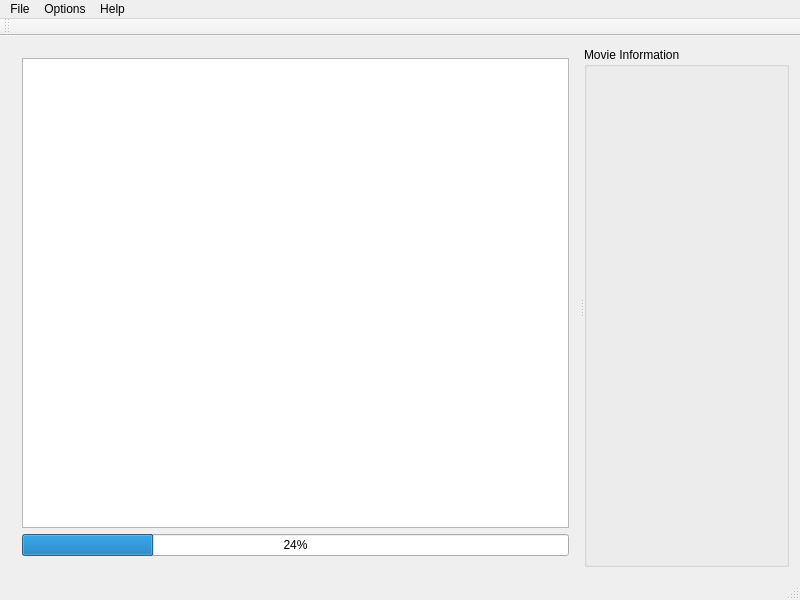
Qt form ui/mediaspy.ui (slopjong/MediaSpy) before a commit.
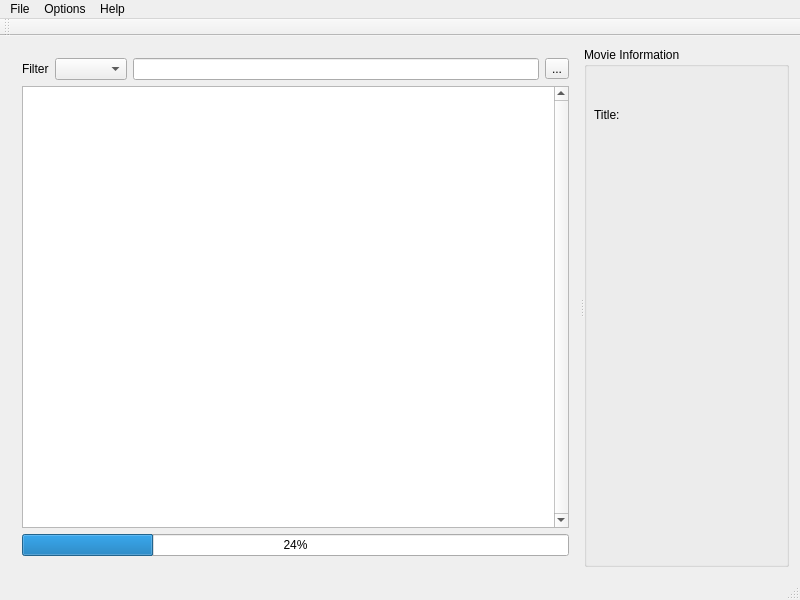
The same form after that commit. Icons and pictures are not drawn.

Commit message:
first shot for MediaFilter class and integration in mainwindow
1. creation of a dedicated class called MediaFilter
2. creation of a filtering widget above the media list
3. dynamic adding/removing of a particular filter (widget)

Careful, the filtering of the list is not implemented yet!

The edit to the form file:
```diff
--- a/ui/mediaspy.ui
+++ b/ui/mediaspy.ui
@@ -24,16 +24,49 @@
       <property name="orientation">
        <enum>Qt::Horizontal</enum>
       </property>
-      <property name="opaqueResize">
-       <bool>true</bool>
-      </property>
-      <property name="childrenCollapsible">
-       <bool>false</bool>
-      </property>
-      <widget class="QWidget" name="layoutWidget">
-       <layout class="QVBoxLayout" name="verticalLayout">
+      <widget class="QWidget" name="">
+       <layout class="QVBoxLayout" name="listLayout">
+        <item>
+         <layout class="QVBoxLayout" name="verticalLayout">
+          <item>
+           <layout class="QHBoxLayout" name="filterLayout">
+            <item>
+             <widget class="QLabel" name="filterLabel">
+              <property name="text">
+               <string>Filter</string>
+              </property>
+             </widget>
+            </item>
+            <item>
+             <widget class="QComboBox" name="filterComboBox">
+              <property name="sizeAdjustPolicy">
+               <enum>QComboBox::AdjustToContentsOnFirstShow</enum>
+              </property>
+             </widget>
+            </item>
+            <item>
+             <widget class="QLineEdit" name="filterLineEdit"/>
+            </item>
+            <item>
+             <widget class="QToolButton" name="filterToolButton">
+              <property name="text">
+               <string>...</string>
+              </property>
+              <property name="icon">
+               <iconset resource="../MediaSpy.qrc">
+                <normaloff>:/images/images/add.png</normaloff>:/images/images/add.png</iconset>
+              </property>
+             </widget>
+            </item>
+           </layout>
+          </item>
+         </layout>
+        </item>
         <item>
          <widget class="QListView" name="mediaListView">
+          <property name="verticalScrollBarPolicy">
+           <enum>Qt::ScrollBarAlwaysOn</enum>
+          </property>
           <property name="alternatingRowColors">
            <bool>true</bool>
           </property>
@@ -58,6 +91,19 @@
        <property name="checkable">
         <bool>false</bool>
        </property>
+       <widget class="QLabel" name="movieTitleLabel">
+        <property name="geometry">
+         <rect>
+          <x>10</x>
+          <y>60</y>
+          <width>191</width>
+          <height>16</height>
+         </rect>
+        </property>
+        <property name="text">
+         <string>Title:</string>
+        </property>
+       </widget>
       </widget>
      </widget>
     </item>
```
The commit also changes 6 other files.
